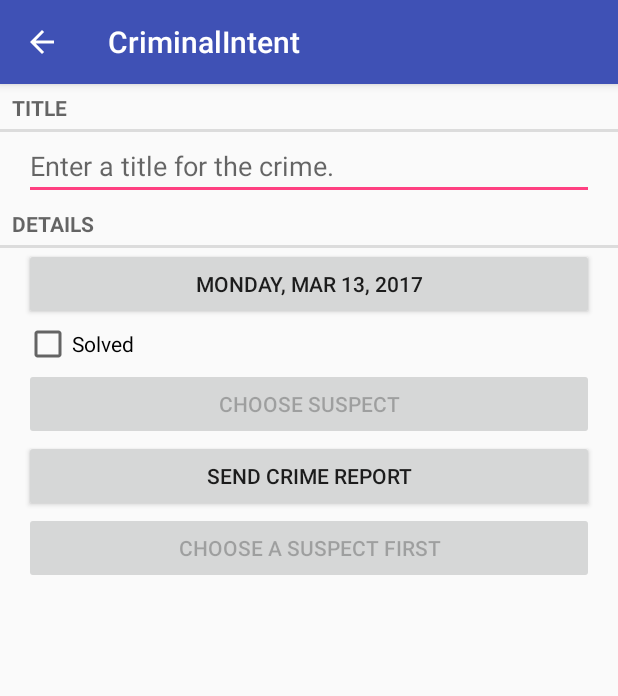
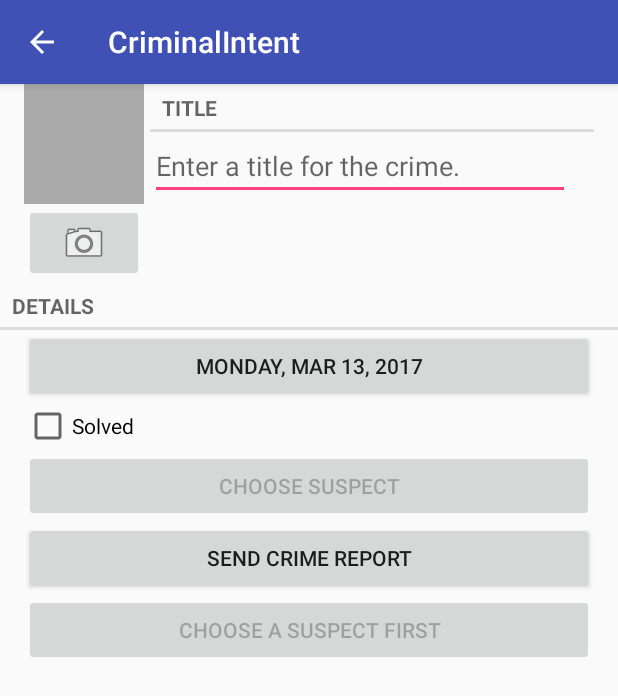
Before and after one commit to kniost/Android-Programming-Big-Nerd-Ranch-Guide-2nd, an Android app: the CrimePagerActivity screen opened directly, with no data from a screen before it, on a phone screen of 412 x 824 dp. Shown: the top 696 px of the screen. Run offline under Robolectric (Android 15) with nearby library versions, the phone set to English and light mode, and no system bars; 1 statement that could not run was skipped.

Commit message:
Complete chapter 16 without finishing challenges. 完成16章，但未完成挑战

```diff
--- a/CriminalIntent/app/src/main/java/com/kniost/criminalintent/Crime.java
+++ b/CriminalIntent/app/src/main/java/com/kniost/criminalintent/Crime.java
@@ -67,4 +67,8 @@ public class Crime {
     public void setPhoneNumber(String phoneNumber) {
         mPhoneNumber = phoneNumber;
     }
+
+    public String getPhotoFileName() {
+        return "IMG_" + getId().toString() + ".jpg";
+    }
 }
--- a/CriminalIntent/app/src/main/java/com/kniost/criminalintent/CrimeFragment.java
+++ b/CriminalIntent/app/src/main/java/com/kniost/criminalintent/CrimeFragment.java
@@ -4,9 +4,11 @@ import android.app.Activity;
 import android.content.Intent;
 import android.content.pm.PackageManager;
 import android.database.Cursor;
+import android.graphics.Bitmap;
 import android.net.Uri;
 import android.os.Bundle;
 import android.provider.ContactsContract;
+import android.provider.MediaStore;
 import android.support.annotation.Nullable;
 import android.support.v4.app.Fragment;
 import android.support.v4.app.FragmentManager;
@@ -24,7 +26,10 @@ import android.widget.Button;
 import android.widget.CheckBox;
 import android.widget.CompoundButton;
 import android.widget.EditText;
+import android.widget.ImageButton;
+import android.widget.ImageView;
 
+import java.io.File;
 import java.text.SimpleDateFormat;
 import java.util.Date;
 import java.util.Locale;
@@ -40,15 +45,20 @@ public class CrimeFragment extends Fragment {
     private static final String DIALOG_DATE = "DialogDate";
 
     private static final int REQUEST_DATE = 0;
-    public static final int REQUEST_CONTACT = 1;
+    private static final int REQUEST_CONTACT = 1;
+    private static final int REQUEST_PHOTO = 2;
+
 
     private Crime mCrime;
+    private File mPhotoFile;
     private EditText mTitleField;
     private Button mDateButton;
     private CheckBox mSolvedCheckBox;
     private Button mReportButton;
     private Button mSuspectButton;
     private Button mCallSuspectButton;
+    private ImageButton mPhotoButton;
+    private ImageView mPhotoView;
 
     public static CrimeFragment newInstance(UUID crimeId) {
         Bundle args = new Bundle();
@@ -65,6 +75,7 @@ public class CrimeFragment extends Fragment {
         setHasOptionsMenu(true);
         UUID crimeId = (UUID) getArguments().getSerializable(ARG_CRIME_ID);
         mCrime = CrimeLab.get(getActivity()).getCrime(crimeId);
+        mPhotoFile = CrimeLab.get(getActivity()).getPhotoFile(mCrime);
     }
 
     @Override
@@ -195,6 +206,27 @@ public class CrimeFragment extends Fragment {
             }
         });
 
+        mPhotoButton = (ImageButton) v.findViewById(R.id.crime_camera);
+        final Intent captureImage = new Intent(MediaStore.ACTION_IMAGE_CAPTURE);
+        boolean canTakePhoto = mPhotoFile != null &&
+                captureImage.resolveActivity(packageManager) != null;
+        mPhotoButton.setEnabled(canTakePhoto);
+
+        if (canTakePhoto) {
+            Uri uri = Uri.fromFile(mPhotoFile);
+            captureImage.putExtra(MediaStore.EXTRA_OUTPUT, uri);
+        }
+
+        mPhotoButton.setOnClickListener(new View.OnClickListener() {
+            @Override
+            public void onClick(View view) {
+                startActivityForResult(captureImage, REQUEST_PHOTO);
+            }
+        });
+
+        mPhotoView = (ImageView) v.findViewById(R.id.crime_photo);
+        updatePhotoView();
+
         return v;
     }
 
@@ -253,6 +285,8 @@ public class CrimeFragment extends Fragment {
             } finally {
                 c.close();
             }
+        } else if (requestCode == REQUEST_PHOTO) {
+            updatePhotoView();
         }
     }
 
@@ -307,4 +341,14 @@ public class CrimeFragment extends Fragment {
 
         return report;
     }
+
+    private void updatePhotoView() {
+        if (mPhotoFile == null || !mPhotoFile.exists()) {
+            mPhotoView.setImageDrawable(null);
+        } else {
+            Bitmap bitmap = PictureUtils.getScaledBitmap(
+                    mPhotoFile.getPath(), getActivity());
+            mPhotoView.setImageBitmap(bitmap);
+        }
+    }
 }
--- a/CriminalIntent/app/src/main/java/com/kniost/criminalintent/CrimeLab.java
+++ b/CriminalIntent/app/src/main/java/com/kniost/criminalintent/CrimeLab.java
@@ -4,12 +4,14 @@ import android.content.ContentValues;
 import android.content.Context;
 import android.database.Cursor;
 import android.database.sqlite.SQLiteDatabase;
+import android.os.Environment;
 
 import com.kniost.criminalintent.database.CrimeBaseHelper;
 import com.kniost.criminalintent.database.CrimeCursorWrapper;
 import com.kniost.criminalintent.database.CrimeDbSchema.CrimeTable;
 import com.kniost.criminalintent.database.CrimeDbSchema.CrimeTable.Cols;
 
+import java.io.File;
 import java.util.ArrayList;
 import java.util.List;
 import java.util.UUID;
@@ -118,4 +120,15 @@ public class CrimeLab {
         );
         return new CrimeCursorWrapper(cursor);
     }
+
+    public File getPhotoFile(Crime crime) {
+        File externalFilesDir = mContext
+                .getExternalFilesDir(Environment.DIRECTORY_PICTURES);
+
+        if (externalFilesDir == null) {
+            return null;
+        }
+
+        return new File(externalFilesDir, crime.getPhotoFileName());
+    }
 }
--- a/CriminalIntent/app/src/main/res/layout-land/fragment_crime.xml
+++ b/CriminalIntent/app/src/main/res/layout-land/fragment_crime.xml
@@ -4,19 +4,7 @@
               android:layout_height="match_parent"
               android:orientation="vertical">
 
-    <TextView
-        style="?android:listSeparatorTextViewStyle"
-        android:layout_width="match_parent"
-        android:layout_height="wrap_content"
-        android:text="@string/crime_title_label"/>
-
-    <EditText
-        android:id="@+id/crime_title"
-        android:layout_width="match_parent"
-        android:layout_height="wrap_content"
-        android:layout_marginLeft="16dp"
-        android:layout_marginRight="16dp"
-        android:hint="@string/crime_title_hint"/>
+    <include layout="@layout/view_camera_and_title"/>
 
     <TextView
         style="?android:listSeparatorTextViewStyle"
--- a/CriminalIntent/app/src/main/res/layout/fragment_crime.xml
+++ b/CriminalIntent/app/src/main/res/layout/fragment_crime.xml
@@ -3,29 +3,22 @@
               android:layout_width="match_parent"
               android:layout_height="match_parent"
               android:orientation="vertical">
-<TextView
-    android:layout_width="match_parent"
-    android:layout_height="wrap_content"
-    android:text="@string/crime_title_label"
-    style="?android:listSeparatorTextViewStyle"/>
-    <EditText
-        android:id="@+id/crime_title"
+
+    <include layout="@layout/view_camera_and_title"/>
+
+    <TextView
+        style="?android:listSeparatorTextViewStyle"
         android:layout_width="match_parent"
         android:layout_height="wrap_content"
-        android:layout_marginLeft="16dp"
-        android:layout_marginRight="16dp"
-        android:hint="@string/crime_title_hint"/>
-    <TextView
-        android:layout_width="match_parent"
-        android:layout_height="wrap_content"
-        android:text="@string/crime_details_label"
-        style="?android:listSeparatorTextViewStyle"/>
+        android:text="@string/crime_details_label"/>
+
     <Button
         android:id="@+id/crime_date"
         android:layout_width="match_parent"
         android:layout_height="wrap_content"
         android:layout_marginLeft="16dp"
         android:layout_marginRight="16dp"/>
+
     <CheckBox
         android:id="@+id/crime_solved"
         android:layout_width="match_parent"
@@ -33,6 +26,7 @@
         android:layout_marginLeft="16dp"
         android:layout_marginRight="16dp"
         android:text="@string/crime_solved_label"/>
+
     <Button
         android:id="@+id/crime_suspect"
         android:layout_width="match_parent"
@@ -40,6 +34,7 @@
         android:layout_marginLeft="16dp"
         android:layout_marginRight="16dp"
         android:text="@string/crime_suspect_text"/>
+
     <Button
         android:id="@+id/crime_report"
         android:layout_width="match_parent"
@@ -47,12 +42,13 @@
         android:layout_marginLeft="16dp"
         android:layout_marginRight="16dp"
         android:text="@string/crime_report_text"/>
+
     <Button
         android:id="@+id/crime_call_suspect"
         android:layout_width="match_parent"
         android:layout_height="wrap_content"
         android:layout_marginLeft="16dp"
         android:layout_marginRight="16dp"
-        android:text="@string/crime_call_need_suspect"
-        android:enabled="false"/>
+        android:enabled="false"
+        android:text="@string/crime_call_need_suspect"/>
 </LinearLayout>
--- /dev/null
+++ b/CriminalIntent/app/src/main/res/layout/view_camera_and_title.xml
@@ -0,0 +1,48 @@
+<?xml version="1.0" encoding="utf-8"?>
+<LinearLayout xmlns:android="http://schemas.android.com/apk/res/android"
+              android:layout_width="match_parent"
+              android:layout_height="wrap_content"
+              android:layout_marginLeft="16dp"
+              android:layout_marginRight="16dp">
+
+    <LinearLayout
+        android:layout_width="wrap_content"
+        android:layout_height="wrap_content"
+        android:layout_marginRight="4dp"
+        android:orientation="vertical">
+
+        <ImageView
+            android:id="@+id/crime_photo"
+            android:layout_width="80dp"
+            android:layout_height="80dp"
+            android:background="@android:color/darker_gray"
+            android:cropToPadding="true"
+            android:scaleType="centerInside"/>
+
+        <ImageButton
+            android:id="@+id/crime_camera"
+            android:layout_width="match_parent"
+            android:layout_height="wrap_content"
+            android:src="@android:drawable/ic_menu_camera"/>
+    </LinearLayout>
+
+    <LinearLayout
+        android:layout_width="wrap_content"
+        android:layout_height="wrap_content"
+        android:layout_weight="1"
+        android:orientation="vertical">
+
+        <TextView
+            style="?android:listSeparatorTextViewStyle"
+            android:layout_width="match_parent"
+            android:layout_height="wrap_content"
+            android:text="@string/crime_title_label"/>
+
+        <EditText
+            android:id="@+id/crime_title"
+            android:layout_width="match_parent"
+            android:layout_height="wrap_content"
+            android:layout_marginRight="16dp"
+            android:hint="@string/crime_title_hint"/>
+    </LinearLayout>
+</LinearLayout>
```
Also changed, not shown: CriminalIntent/app/src/main/AndroidManifest.xml (+9 -1 lines), CriminalIntent/app/src/main/java/com/kniost/criminalintent/PictureUtils.java (added, +47 -0 lines).
